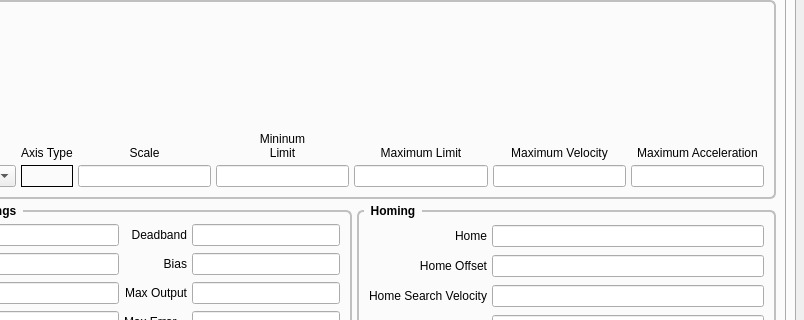
Old version of the form c7i96/c7i96.ui in the repository jethornton/7i96; both pictures show x 96 to 900 and y 130 to 450 of the 900 by 800 pixel window.
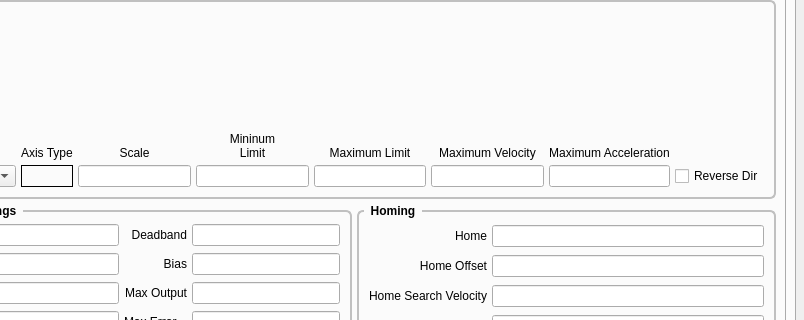
New version of the form. The open tabs and pages were chosen to show the change.

Commit message: add direction reverse

```diff
--- a/c7i96/c7i96.ui
+++ b/c7i96/c7i96.ui
@@ -769,6 +769,13 @@
                <item row="1" column="2">
                 <widget class="QLineEdit" name="scale_0"/>
                </item>
+               <item row="1" column="8">
+                <widget class="QCheckBox" name="reverse_0">
+                 <property name="text">
+                  <string>Reverse Dir</string>
+                 </property>
+                </widget>
+               </item>
               </layout>
              </widget>
             </item>
```
Left out of the diff: 48 changed lines with no effect on the pictures. The commit also changes 1 other file.
